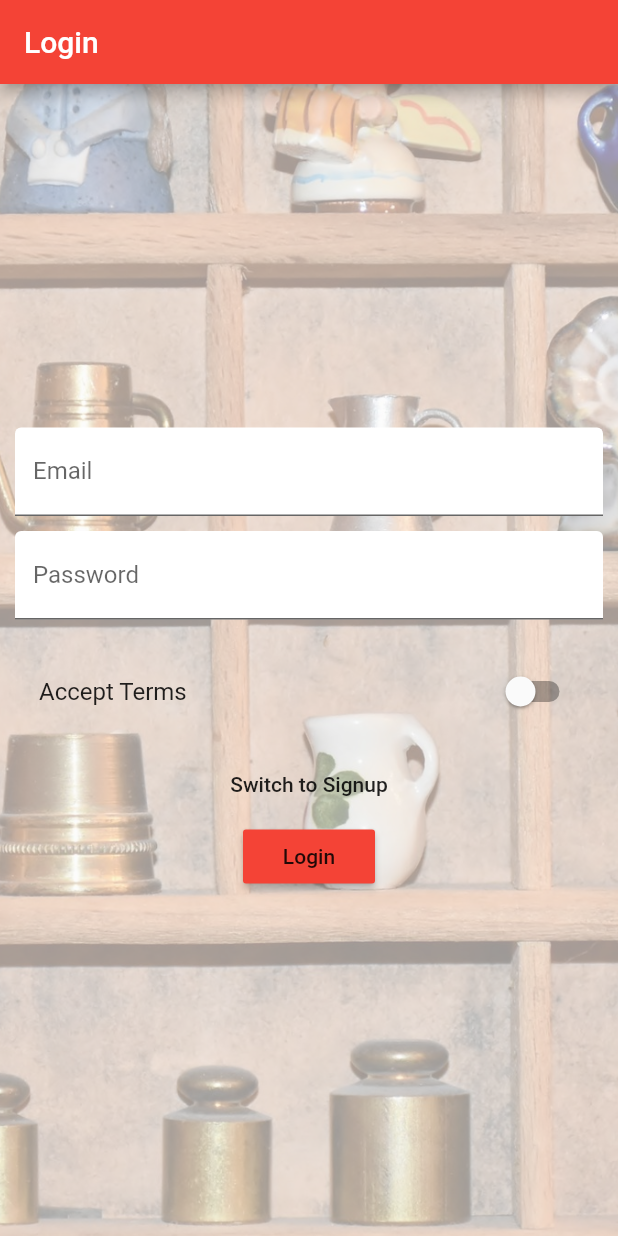
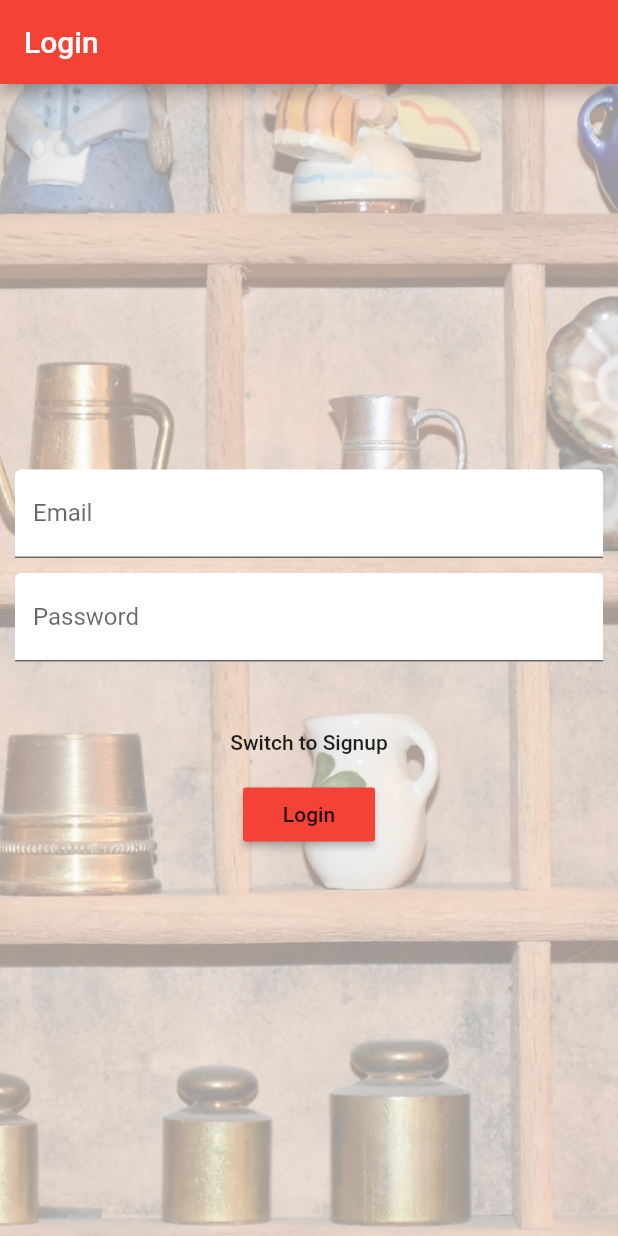
Before and after one commit to Nepali-San/Ecom-App, a Flutter app: the screen it shows after launch, on a phone screen of 412 x 824 dp. Run offline on Flutter 3.47's test engine with Material 2 defaults, Android fonts, the phone set to English and light mode, and no system bars; our stand-ins replace image_picker, rxdart, shared_preferences; accounts and stored records are empty.

Commit message:
No need to accept terms on login, only needed for signup...

```diff
--- a/lib/main.dart
+++ b/lib/main.dart
@@ -71,7 +71,6 @@ class _MyAppState extends State<MyApp> {
               },
             );
           }
-
           return null;
         },
         onUnknownRoute: (RouteSettings settings) {
--- a/lib/pages/login_page.dart
+++ b/lib/pages/login_page.dart
@@ -12,7 +12,7 @@ class _LoginPage extends State<LoginPage> {
   Map<String, dynamic> _formData = {
     'email': null,
     'password': null,
-    'acceptTerms': false,
+    'acceptTerms': true,
   };
 
   AuthMode _authMode = AuthMode.Login;
@@ -163,7 +163,9 @@ class _LoginPage extends State<LoginPage> {
                         ? _buildConfirmPasswordTextfield()
                         : Container(),
                     SizedBox(height: 10.0),
-                    _buildAcceptSwitch(),
+                    _authMode == AuthMode.Signup
+                        ? _buildAcceptSwitch()
+                        : Container(),
                     SizedBox(height: 10.0),
                     FlatButton(
                       child: Text(
@@ -173,6 +175,11 @@ class _LoginPage extends State<LoginPage> {
                           _authMode = _authMode == AuthMode.Login
                               ? AuthMode.Signup
                               : AuthMode.Login;
+
+                          if (_authMode == AuthMode.Login)
+                            _formData['acceptTerms'] = true;
+                          else
+                            _formData['acceptTerms'] = false;
                         });
                       },
                     ),
```
